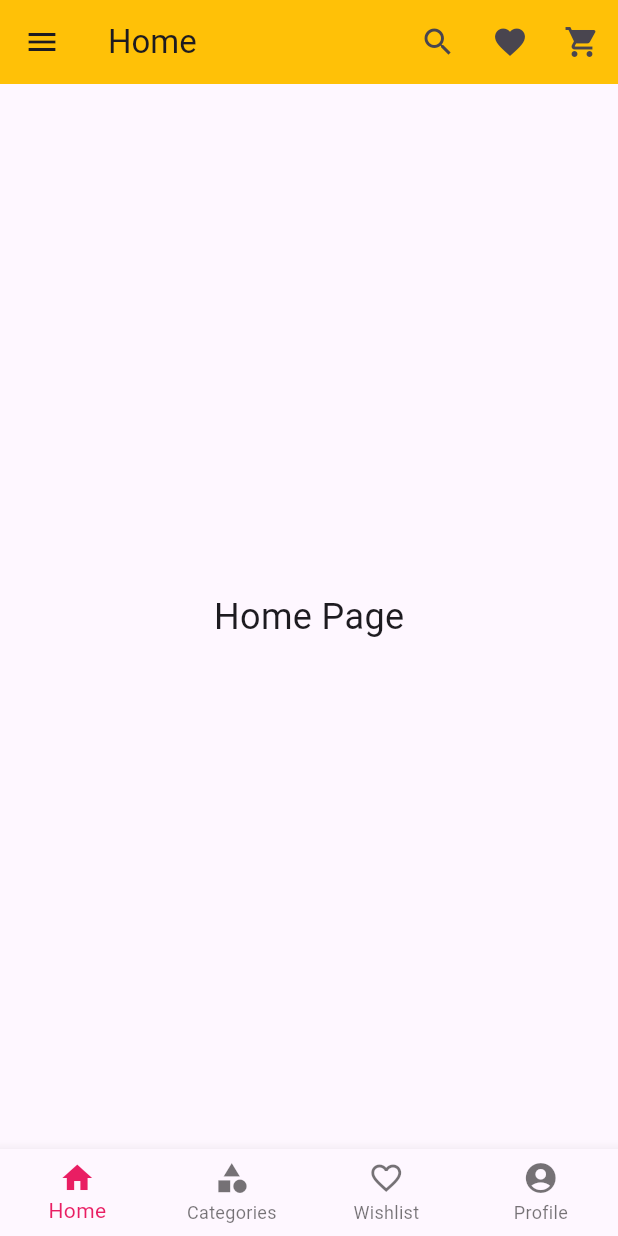
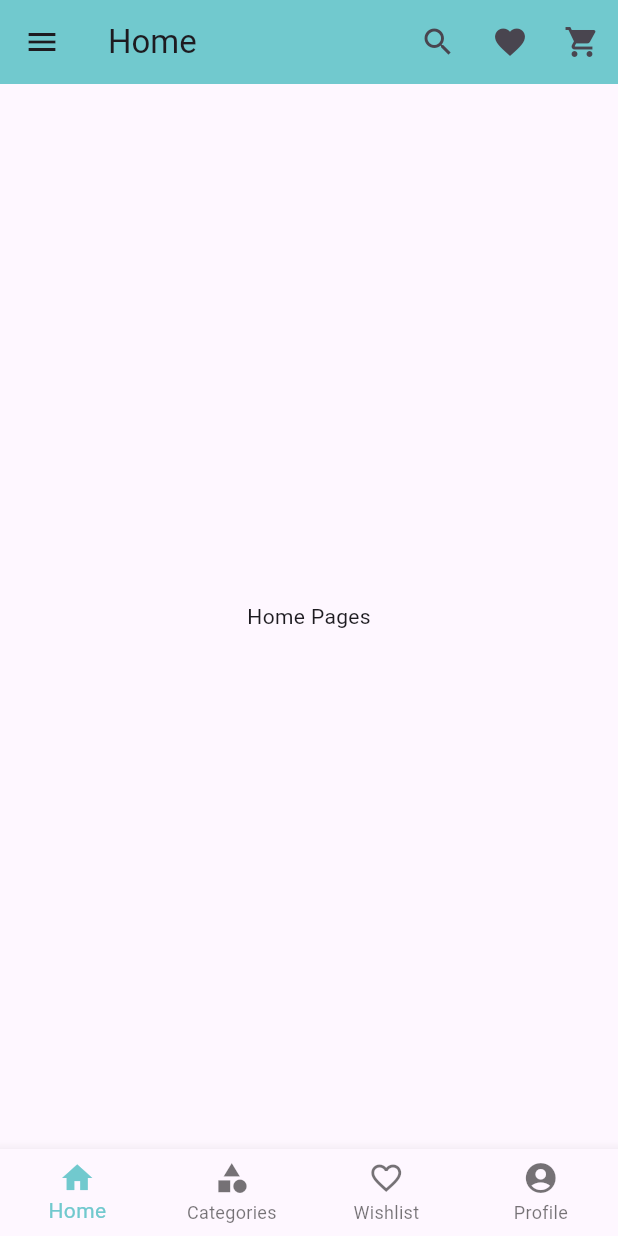
Before and after one commit to Jerickivan29/ChopyApp, a Flutter app: the screen it shows after launch, on a phone screen of 412 x 824 dp. Run offline on Flutter 3.47's test engine with Material 3 defaults, Android fonts, the phone set to English and light mode, and no system bars.

Commit message:
Add homepage class

```diff
--- /dev/null
+++ b/chopy_app/lib/homepage.dart
@@ -0,0 +1,10 @@
+import 'package:flutter/material.dart';
+
+class Homepage extends StatelessWidget {
+  const Homepage({super.key});
+
+  @override
+  Widget build(BuildContext context) {
+    return const Center(child: Text("Home Pages"));
+  }
+}
--- a/chopy_app/lib/main.dart
+++ b/chopy_app/lib/main.dart
@@ -1,3 +1,4 @@
+import 'package:chopy_app/homepage.dart';
 import 'package:flutter/material.dart';
 
 void main() => runApp(const MyApp());
@@ -23,7 +24,7 @@
   int _currentIndex = 0;
 
   final List<Widget> _pages = [
-    const Center(child: Text('Home Page', style: TextStyle(fontSize: 24))),
+    const Homepage(),
     const Center(child: Text('Categories Page', style: TextStyle(fontSize: 24))),
     const Center(child: Text('Wishlist Page', style: TextStyle(fontSize: 24))),
     const Center(child: Text('Profile Page', style: TextStyle(fontSize: 24))),
@@ -33,7 +34,7 @@
   Widget build(BuildContext context) {
     return Scaffold(
       appBar: AppBar(
-        backgroundColor: Colors.amber,
+        backgroundColor: Color.fromARGB(255, 113,201,206),
         title: const Text('Home'),
         actions: [
           IconButton(
@@ -60,7 +61,7 @@
           children: const <Widget>[
             DrawerHeader(
               decoration: BoxDecoration(
-                color: Color.fromARGB(255, 248, 126, 177),
+                color: Color.fromARGB(255, 113,201,206),
               ),
               child: Row(
                 children: [
@@ -138,7 +139,7 @@
       bottomNavigationBar: BottomNavigationBar(
         currentIndex: _currentIndex,
         type: BottomNavigationBarType.fixed,
-        selectedItemColor: Colors.pink,
+        selectedItemColor: const Color.fromARGB(255, 113,201,206),
         items: const [
           BottomNavigationBarItem(
             label: "Home",
```
